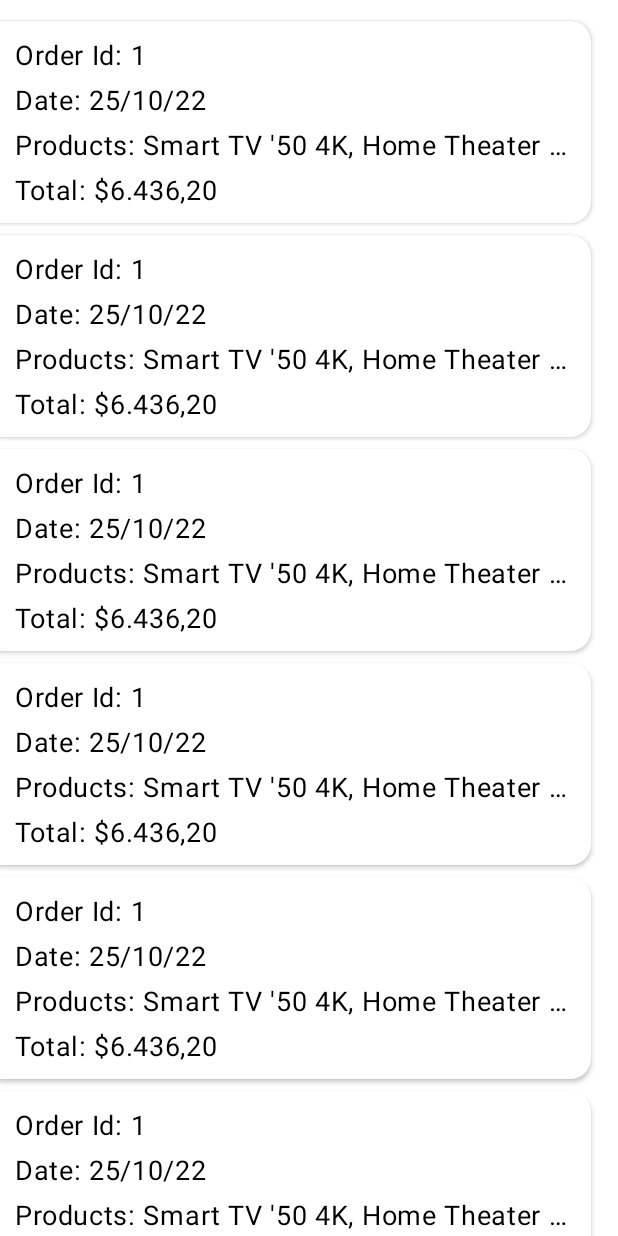
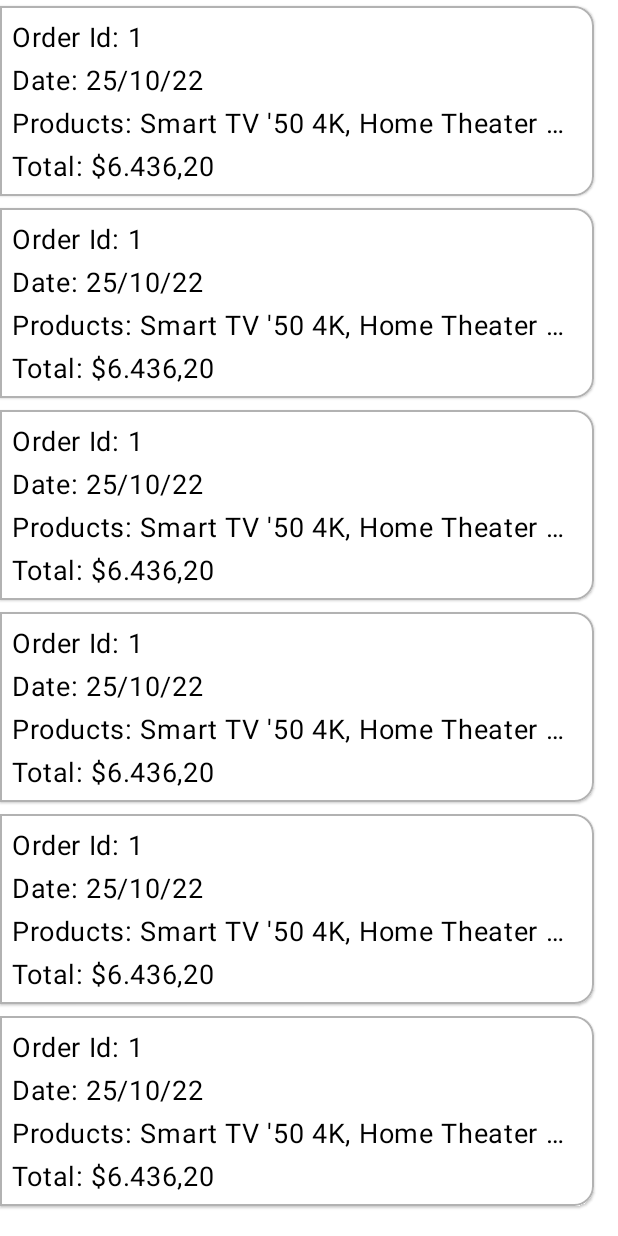
Before and after one commit to Glauber-V/AppCommerceClone, an Android app: the layout fragment_orders.xml on its own in the app's theme, with its tools: preview values and no code run, on a phone screen of 412 x 824 dp. Run offline under Robolectric (Android 15) with nearby library versions, the phone set to English and light mode, and no system bars; Roboto replaces fonts that are not available here.

Commit message:
Improved item_order.xml and fragment_orders.xml

```diff
--- a/app/src/main/res/layout/fragment_orders.xml
+++ b/app/src/main/res/layout/fragment_orders.xml
@@ -4,13 +4,13 @@
     xmlns:tools="http://schemas.android.com/tools"
     android:layout_width="match_parent"
     android:layout_height="match_parent"
-    android:paddingTop="10dp"
-    android:paddingEnd="10dp">
+    android:paddingEnd="@dimen/dimen_size_medium">
 
     <androidx.recyclerview.widget.RecyclerView
         android:id="@+id/orders_recyclerview"
         android:layout_width="match_parent"
         android:layout_height="match_parent"
+        android:clipToPadding="false"
         tools:itemCount="6"
         tools:listitem="@layout/item_order"/>
 
--- a/app/src/main/res/layout/item_order.xml
+++ b/app/src/main/res/layout/item_order.xml
@@ -11,18 +11,20 @@
     </data>
 
     <com.google.android.material.card.MaterialCardView
+        android:id="@+id/item_order"
         android:layout_width="match_parent"
         android:layout_height="wrap_content"
-        android:layout_marginTop="4dp"
-        android:layout_marginEnd="8dp"
-        android:layout_marginBottom="4dp"
-        app:cardElevation="@dimen/small_elevation"
-        app:shapeAppearance="@style/ShapeAppearance.AppCommerce.CardView.RightRoundedCorners">
+        android:layout_marginTop="@dimen/dimen_size_small"
+        android:layout_marginEnd="@dimen/dimen_size_medium"
+        android:layout_marginBottom="@dimen/dimen_size_small"
+        app:strokeColor="@color/stroke_color_dark"
+        app:strokeWidth="@dimen/stroke_size_small"
+        app:shapeAppearanceOverlay="@style/ShapeAppearance.AppCommerce.CardView.RightRoundedCorners">
 
         <androidx.constraintlayout.widget.ConstraintLayout
             android:layout_width="match_parent"
             android:layout_height="match_parent"
-            android:padding="10dp">
+            android:padding="@dimen/dimen_size_medium">
 
             <TextView
                 android:id="@+id/item_order_id"
@@ -41,11 +43,11 @@
                 setOrderDate="@{order}"
                 android:layout_width="wrap_content"
                 android:layout_height="wrap_content"
-                android:layout_marginTop="5dp"
+                android:layout_marginTop="@dimen/dimen_size_small"
                 android:ellipsize="end"
                 android:maxLines="1"
                 android:textAppearance="@style/TextAppearance.AppCommerce.Body.Medium"
-                app:layout_constraintStart_toStartOf="parent"
+                app:layout_constraintStart_toStartOf="@+id/item_order_id"
                 app:layout_constraintTop_toBottomOf="@id/item_order_id"
                 tools:text="Date: 25/10/22"/>
 
@@ -54,11 +56,11 @@
                 setOrderProductsList="@{order}"
                 android:layout_width="wrap_content"
                 android:layout_height="wrap_content"
-                android:layout_marginTop="5dp"
+                android:layout_marginTop="@dimen/dimen_size_small"
                 android:ellipsize="end"
                 android:maxLines="1"
                 android:textAppearance="@style/TextAppearance.AppCommerce.Body.Medium"
-                app:layout_constraintStart_toStartOf="parent"
+                app:layout_constraintStart_toStartOf="@+id/item_order_date"
                 app:layout_constraintTop_toBottomOf="@id/item_order_date"
                 tools:text="Products: Smart TV '50 4K, Home Theater Gold, Orthopedic chair"/>
 
@@ -67,11 +69,11 @@
                 setOrderTotalPrice="@{order}"
                 android:layout_width="wrap_content"
                 android:layout_height="wrap_content"
-                android:layout_marginTop="5dp"
+                android:layout_marginTop="@dimen/dimen_size_small"
                 android:ellipsize="end"
                 android:maxLines="1"
                 android:textAppearance="@style/TextAppearance.AppCommerce.Body.Medium"
-                app:layout_constraintStart_toStartOf="parent"
+                app:layout_constraintStart_toStartOf="@+id/item_order_products"
                 app:layout_constraintTop_toBottomOf="@id/item_order_products"
                 tools:text="Total: $6.436,20"/>
 
```
